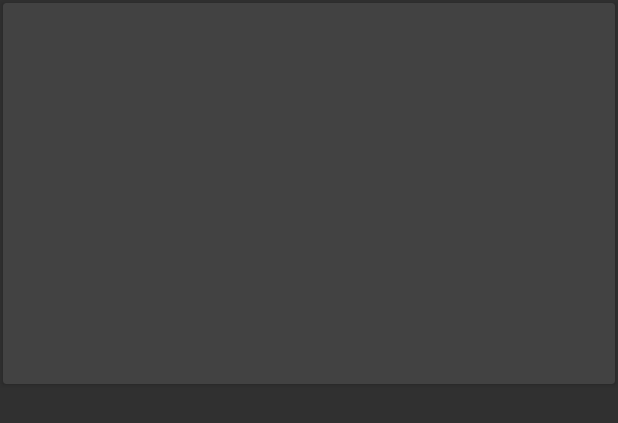
After one commit to WietseCollaer/ParcelTracer, an Android app: the layout parcel_list_item.xml on its own in the app's theme, with its tools: preview values and no code run, on a phone screen of 412 x 824 dp. The commit adds this screen. Shown: the top 423 px of the screen. Run offline under Robolectric (Android 15) with nearby library versions, the phone set to English and light mode, and no system bars.

Commit message:
Start layout

```diff
--- a/app/build.gradle
+++ b/app/build.gradle
@@ -27,4 +27,10 @@ dependencies {
     compile 'com.android.support:appcompat-v7:25.3.1'
     compile 'com.android.support.constraint:constraint-layout:1.0.2'
     testCompile 'junit:junit:4.12'
+    compile 'com.android.support:design:25.3.1'
+
+    //Butterknife
+    compile 'com.jakewharton:butterknife:8.8.1'
+    annotationProcessor 'com.jakewharton:butterknife-compiler:8.8.1'
+    compile 'com.android.support:cardview-v7:25.3.1'
 }
--- /dev/null
+++ b/app/src/main/res/layout/parcel_list_item.xml
@@ -0,0 +1,28 @@
+<?xml version="1.0" encoding="utf-8"?>
+<android.support.v7.widget.CardView xmlns:android="http://schemas.android.com/apk/res/android"
+    xmlns:app="http://schemas.android.com/apk/res-auto"
+    xmlns:tools="http://schemas.android.com/tools"
+    android:id="@+id/parcel_list_item_cardview"
+    android:layout_width="match_parent"
+    android:layout_height="wrap_content"
+    android:layout_margin="2dp"
+    app:cardBackgroundColor="@color/cardview_dark_background"
+    app:cardCornerRadius="2dp"
+    app:cardElevation="2dp"
+    app:contentPadding="2dp">
+
+    <FrameLayout
+        android:layout_width="match_parent"
+        android:layout_height="250dp"
+        >
+        <TextView
+            android:layout_width="match_parent"
+            android:layout_height="match_parent"
+            android:id="@+id/parcel_list_item_itemName"
+            />
+        <TextView
+            android:layout_width="match_parent"
+            android:layout_height="match_parent"
+            android:id="@+id/parcel_list_item_itemStatus"/>
+    </FrameLayout>
+</android.support.v7.widget.CardView>
--- a/app/src/main/res/values/colors.xml
+++ b/app/src/main/res/values/colors.xml
@@ -1,6 +1,7 @@
 <?xml version="1.0" encoding="utf-8"?>
 <resources>
-    <color name="colorPrimary">#3F51B5</color>
-    <color name="colorPrimaryDark">#303F9F</color>
-    <color name="colorAccent">#FF4081</color>
+    <color name="colorPrimary">#03a9f4</color>
+    <color name="colorPrimaryDark">#007ac1</color>
+    <color name="colorAccent">#ffc107</color>
+
 </resources>
--- a/app/src/main/res/values/styles.xml
+++ b/app/src/main/res/values/styles.xml
@@ -1,7 +1,6 @@
 <resources>
-
     <!-- Base application theme. -->
-    <style name="AppTheme" parent="Theme.AppCompat.Light.DarkActionBar">
+    <style name="AppTheme" parent="Theme.AppCompat">
         <!-- Customize your theme here. -->
         <item name="colorPrimary">@color/colorPrimary</item>
         <item name="colorPrimaryDark">@color/colorPrimaryDark</item>
```
Also changed, not shown: app/src/main/java/com/example/gebruiker/parceltracer/HomeActivity.java (+6 -2 lines), app/src/main/java/com/example/gebruiker/parceltracer/adapters/ParcelItemAdapter.java (added, +55 -0 lines), app/src/main/java/com/example/gebruiker/parceltracer/fragments/ParcelOverviewFragment.java (added, +42 -0 lines), app/src/main/java/com/example/gebruiker/parceltracer/viewHolders/ParcelItemHolder.java (added, +25 -0 lines), app/src/main/res/layout/activity_home.xml (+7 -12 lines), app/src/main/res/layout/overview_fragment.xml (added, +12 -0 lines).
